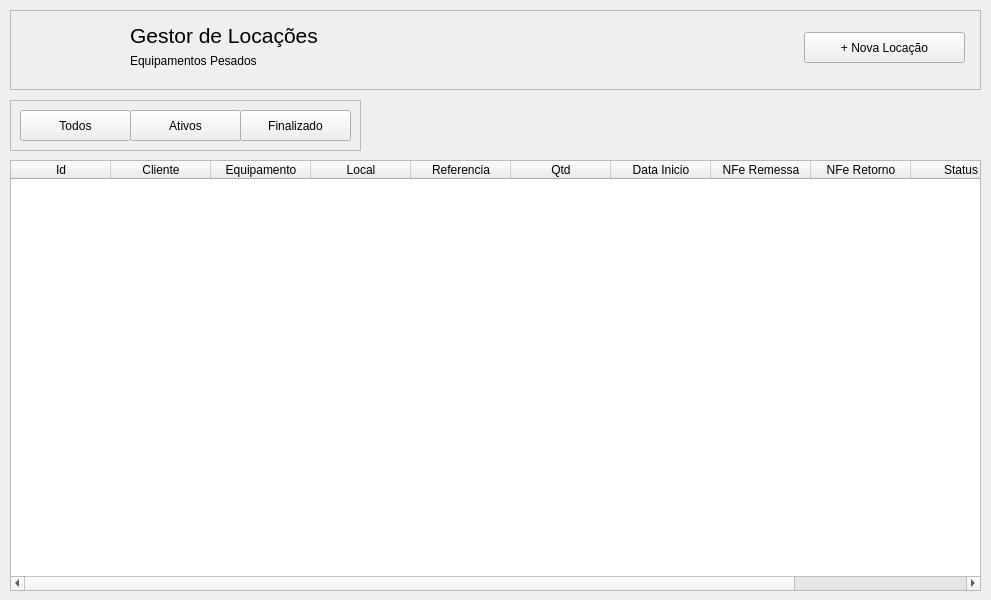
Qt form views/frm_dash.ui (andrecamposdelfino/gerenciar-locacoes) before a commit.
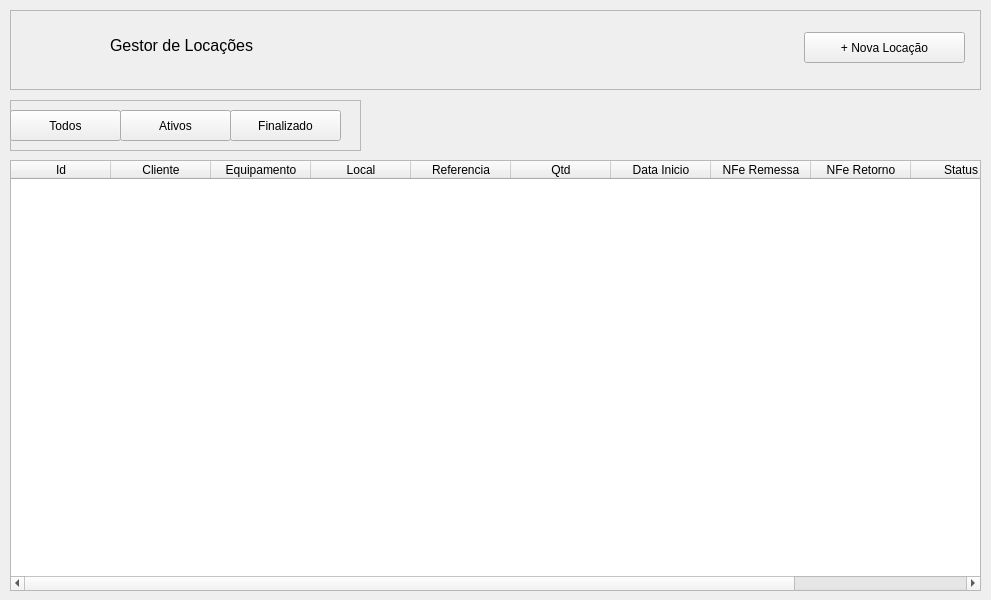
The same form after that commit. Icons and pictures are not drawn.

Diff of the .ui file:
```diff
--- a/views/frm_dash.ui
+++ b/views/frm_dash.ui
@@ -51,34 +51,21 @@
     <widget class="QLabel" name="label_2">
      <property name="geometry">
       <rect>
-       <x>120</x>
-       <y>10</y>
-       <width>201</width>
+       <x>100</x>
+       <y>20</y>
+       <width>181</width>
        <height>31</height>
       </rect>
      </property>
      <property name="font">
       <font>
-       <pointsize>16</pointsize>
+       <pointsize>12</pointsize>
       </font>
      </property>
      <property name="text">
       <string>Gestor de Locações</string>
      </property>
     </widget>
-    <widget class="QLabel" name="label_3">
-     <property name="geometry">
-      <rect>
-       <x>120</x>
-       <y>40</y>
-       <width>181</width>
-       <height>21</height>
-      </rect>
-     </property>
-     <property name="text">
-      <string>Equipamentos Pesados</string>
-     </property>
-    </widget>
     <widget class="QPushButton" name="btnNovaLocacao">
      <property name="geometry">
       <rect>
@@ -115,7 +102,7 @@
     <widget class="QPushButton" name="btnTodos">
      <property name="geometry">
       <rect>
-       <x>10</x>
+       <x>0</x>
        <y>10</y>
        <width>111</width>
        <height>31</height>
@@ -132,7 +119,7 @@
     <widget class="QPushButton" name="btnAtivos">
      <property name="geometry">
       <rect>
-       <x>120</x>
+       <x>110</x>
        <y>10</y>
        <width>111</width>
        <height>31</height>
@@ -149,7 +136,7 @@
     <widget class="QPushButton" name="btnFinalizados">
      <property name="geometry">
       <rect>
-       <x>230</x>
+       <x>220</x>
        <y>10</y>
        <width>111</width>
        <height>31</height>
```
